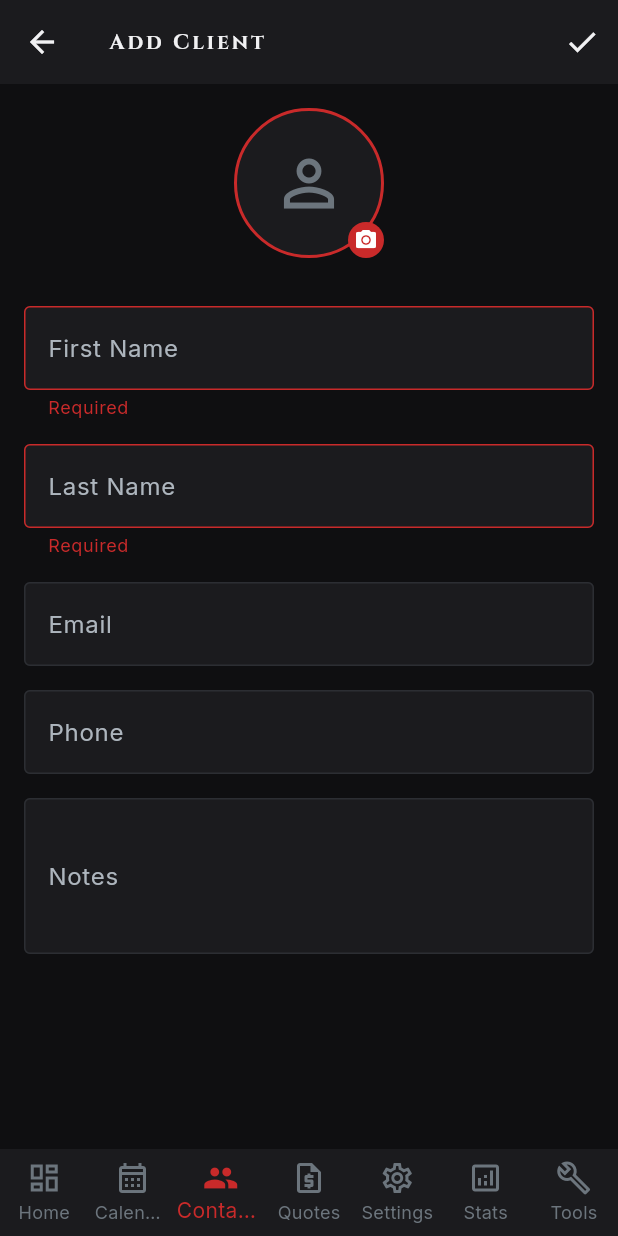
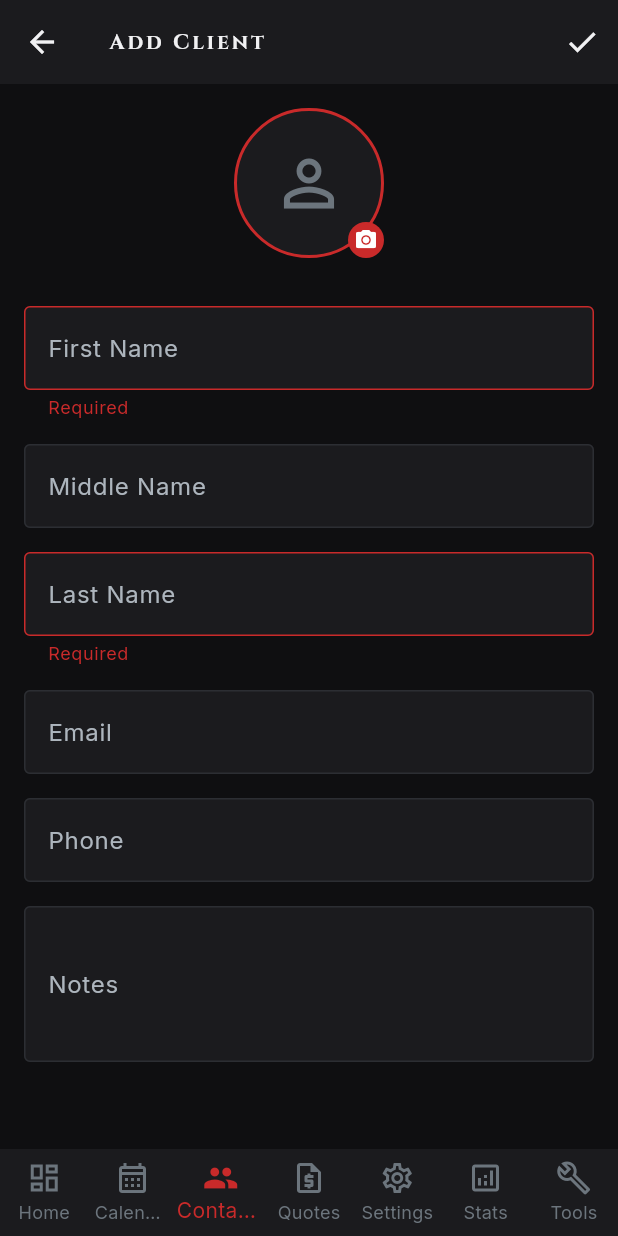
Before and after one commit to jakej985-rgb/infernal-web, a Flutter app: the ClientFormPage screen opened by its route, after a tap on the "check" icon, on a phone screen of 412 x 824 dp. Run offline on Flutter 3.47's test engine with Material 3 defaults, Android fonts, the phone set to English and light mode, and no system bars; our stand-ins replace cloud_firestore, dio, firebase_auth, firebase_core, firebase_storage, flutter_riverpod and 9 more; missing offline and left inert: dart:html; accounts and stored records are empty; generated files the repository leaves out were written again; network calls fail.

Commit message:
feat: add middle name field to client form and bump app version to 1.0.2

```diff
--- a/app/lib/features/clients/presentation/client_form_page.dart
+++ b/app/lib/features/clients/presentation/client_form_page.dart
@@ -21,6 +21,7 @@ class ClientFormPage extends ConsumerStatefulWidget {
 class _ClientFormPageState extends ConsumerState<ClientFormPage> {
   final _formKey = GlobalKey<FormState>();
   final _firstNameCtrl = TextEditingController();
+  final _middleNameCtrl = TextEditingController();
   final _lastNameCtrl = TextEditingController();
   final _emailCtrl = TextEditingController();
   final _phoneCtrl = TextEditingController();
@@ -37,6 +38,7 @@ class _ClientFormPageState extends ConsumerState<ClientFormPage> {
   @override
   void dispose() {
     _firstNameCtrl.dispose();
+    _middleNameCtrl.dispose();
     _lastNameCtrl.dispose();
     _emailCtrl.dispose();
     _phoneCtrl.dispose();
@@ -63,6 +65,7 @@ class _ClientFormPageState extends ConsumerState<ClientFormPage> {
 
           if (!_initialized) {
             _firstNameCtrl.text = client.firstName;
+            _middleNameCtrl.text = client.middleName;
             _lastNameCtrl.text = client.lastName;
             _emailCtrl.text = client.email;
             _phoneCtrl.text = client.phone;
@@ -191,6 +194,8 @@ class _ClientFormPageState extends ConsumerState<ClientFormPage> {
               const SizedBox(height: InfernalSpacing.xl),
               _buildTextField("First Name", _firstNameCtrl, required: true),
               const SizedBox(height: InfernalSpacing.md),
+              _buildTextField("Middle Name", _middleNameCtrl),
+              const SizedBox(height: InfernalSpacing.md),
               _buildTextField("Last Name", _lastNameCtrl, required: true),
               const SizedBox(height: InfernalSpacing.md),
               _buildTextField(
@@ -274,6 +279,7 @@ class _ClientFormPageState extends ConsumerState<ClientFormPage> {
 
         final updated = existing.copyWith(
           firstName: _firstNameCtrl.text,
+          middleName: _middleNameCtrl.text,
           lastName: _lastNameCtrl.text,
           email: _emailCtrl.text,
           phone: _phoneCtrl.text,
@@ -287,6 +293,7 @@ class _ClientFormPageState extends ConsumerState<ClientFormPage> {
           id: 0,
           syncId: '',
           firstName: _firstNameCtrl.text,
+          middleName: _middleNameCtrl.text,
           lastName: _lastNameCtrl.text,
           email: _emailCtrl.text,
           phone: _phoneCtrl.text,
--- a/app/lib/main.dart
+++ b/app/lib/main.dart
@@ -13,7 +13,7 @@ import 'firebase_options.dart';
 import 'shared/util/shared_prefs_provider.dart';
 import 'shared/util/app_version_helper.dart';
 
-const String APP_VERSION = "1.0.0"; // bump every deploy
+const String APP_VERSION = "1.0.2"; // bump every deploy
 
 void main() async {
   WidgetsFlutterBinding.ensureInitialized();
```
Also changed, not shown: 1 other file.
